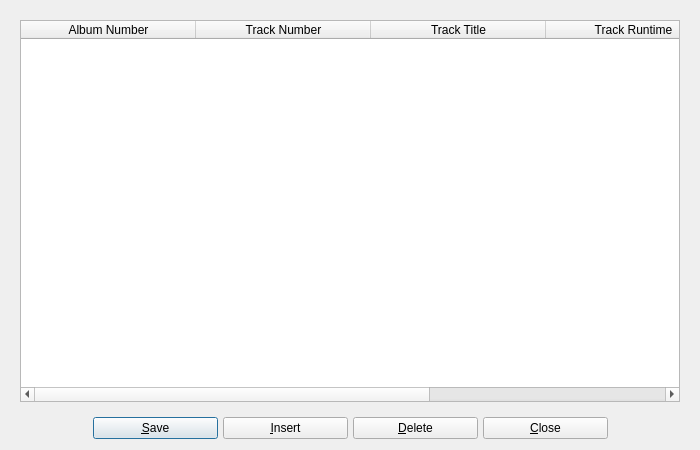
The window that UI/biblioteq_tracks.ui (textbrowser/biblioteq) describes before a commit, drawn with Qt 5.
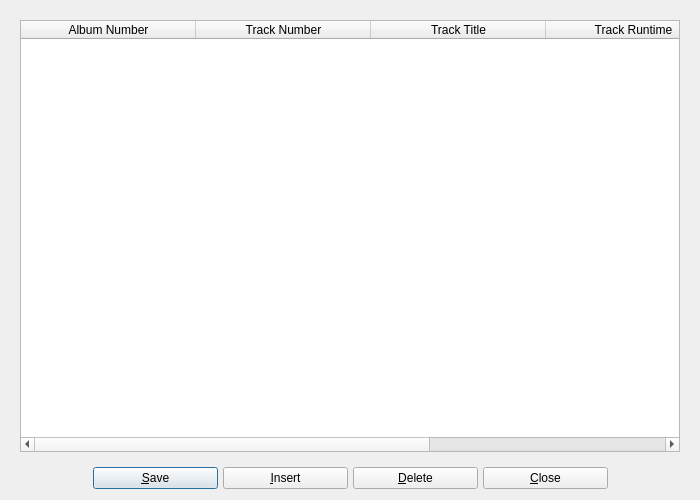
The same window after the commit. Icons and pictures are not drawn.

The edit to the form file:
```diff
--- a/UI/biblioteq_tracks.ui
+++ b/UI/biblioteq_tracks.ui
@@ -7,7 +7,7 @@
     <x>0</x>
     <y>0</y>
     <width>700</width>
-    <height>450</height>
+    <height>500</height>
    </rect>
   </property>
   <property name="maximumSize">
```
